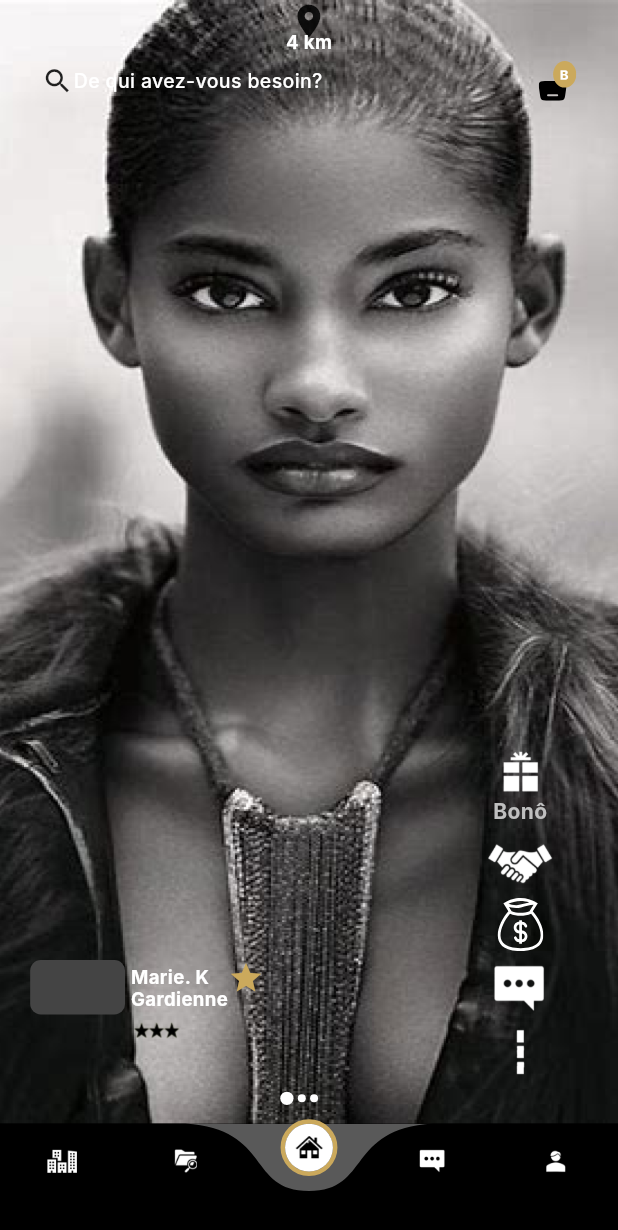
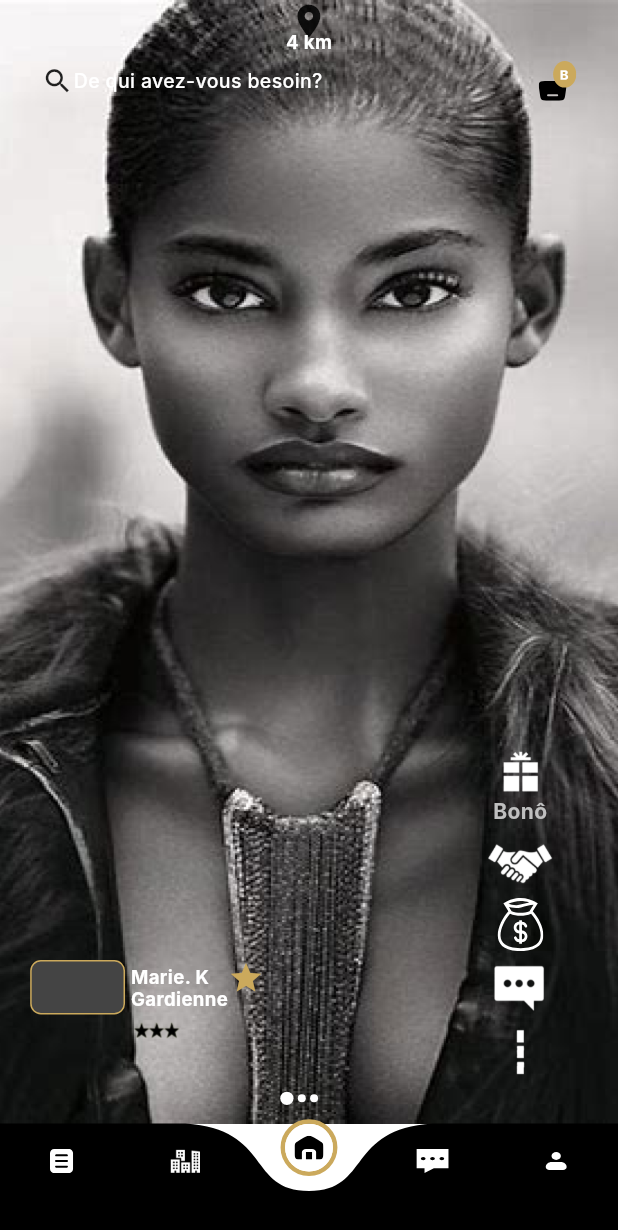
Before and after one commit to maazkhurshid60/bips-app, a Flutter app: the DashboardView screen opened directly, on a phone screen of 412 x 824 dp. Shown: the top 1230 px of the screen. Run offline on Flutter 3.47's test engine with Material 3 defaults, Android fonts, the phone set to English and light mode, and no system bars; our stand-ins replace flutter_screenutil, flutter_svg, get; Roboto replaces fonts that are missing (Inter).

Commit message:
small chnage fix navbar icon and colors

```diff
--- a/lib/app/modules/dashboard/views/dashboard_view.dart
+++ b/lib/app/modules/dashboard/views/dashboard_view.dart
@@ -1,8 +1,10 @@
 import 'package:bips_app/app/modules/home/controllers/home_controller.dart';
 import 'package:bips_app/app/modules/home/views/home_sub_view.dart';
 import 'package:bips_app/app/widgets/custom_bottom_nav_bar.dart';
+import 'package:flutter/cupertino.dart';
 import 'package:flutter/material.dart';
 import 'package:flutter_screenutil/flutter_screenutil.dart';
+import 'package:flutter_svg/flutter_svg.dart';
 import 'package:get/get.dart';
 
 import '../controllers/dashboard_controller.dart';
@@ -18,32 +20,30 @@ class DashboardView extends GetView<DashboardController> {
           () => CustomCurvedNavigationBar(
             buttonBackgroundColor: Colors.white,
             color: Colors.black,
-            backgroundColor: Get.find<HomeController>().activePage.value != 0
-                ? Colors.transparent
-                : Colors.black.withOpacity(0.65),
+            backgroundColor: Colors.transparent,
             index: controller.activeBottomIndex.value,
             items: <Widget>[
-              Image.asset("assets/images/chart.png",
+              SvgPicture.asset("assets/svgs/1.svg",
                   color: controller.activeBottomIndex.value == 0
                       ? null
                       : Colors.white,
                   height: 18.h),
-              Image.asset("assets/images/folder.png",
+              Image.asset("assets/images/chart.png",
                   color: controller.activeBottomIndex.value == 1
                       ? null
                       : Colors.white,
                   height: 18.h),
-              Image.asset("assets/images/home.png",
+              SvgPicture.asset("assets/svgs/dn3.svg",
                   color: controller.activeBottomIndex.value == 2
                       ? null
                       : Colors.white,
                   height: 18.h),
-              Image.asset("assets/images/messages.png",
+              SvgPicture.asset("assets/svgs/dn4.svg",
                   color: controller.activeBottomIndex.value == 3
                       ? null
                       : Colors.white,
                   height: 18.h),
-              Image.asset("assets/images/user.png",
+              SvgPicture.asset("assets/svgs/dn5.svg",
                   color: controller.activeBottomIndex.value == 4
                       ? null
                       : Colors.white,
--- a/lib/app/modules/home/widgets/custom_pager.dart
+++ b/lib/app/modules/home/widgets/custom_pager.dart
@@ -94,6 +94,7 @@ class CustomPager extends GetView<HomeController> {
                     height: 41.h,
                     decoration: BoxDecoration(
                         color: const Color(0xFF444444),
+                        border: Border.all(color: AppColors.golden),
                         borderRadius: BorderRadiusDirectional.circular(8.r)),
                   ),
                 ),
```
Also changed, not shown: assets/svgs/1.svg (added), assets/svgs/dn2.svg (added), assets/svgs/dn3.svg (added), assets/svgs/dn4.svg (added), assets/svgs/dn5.svg (added).
